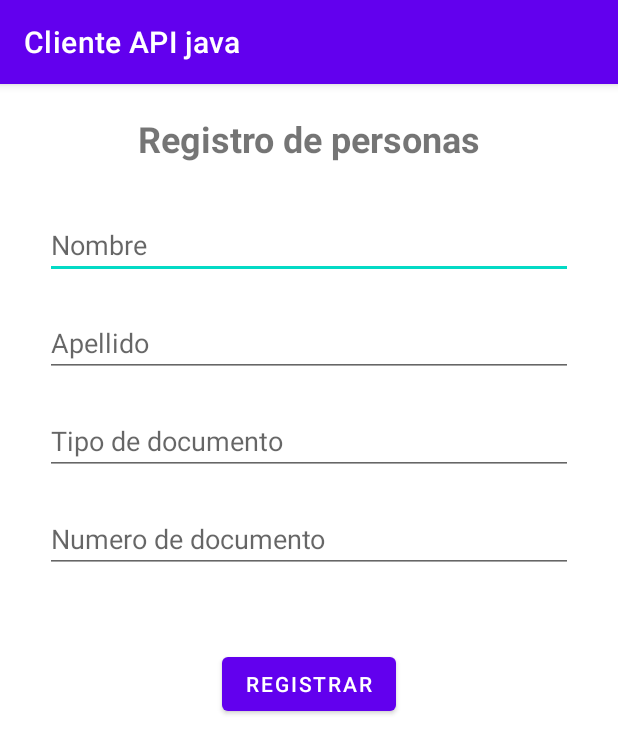
After one commit to keny0z/clienteAPI, an Android app: the RegistroActivity screen opened directly, with no data from a screen before it, on a phone screen of 412 x 824 dp. The commit adds this screen. Shown: the top 754 px of the screen. Run offline under Robolectric (Android 15) with nearby library versions, the phone set to English and light mode, and no system bars; network calls fail.

Commit message:
se creo el layout de registro

```diff
--- a/app/src/main/AndroidManifest.xml
+++ b/app/src/main/AndroidManifest.xml
@@ -14,6 +14,9 @@
         android:supportsRtl="true"
         android:theme="@style/Theme.ClienteAPIJava">
         <activity
+            android:name=".view.RegistroActivity"
+            android:exported="false" />
+        <activity
             android:name=".view.ListadoActivity"
             android:exported="true" />
         <activity
--- /dev/null
+++ b/app/src/main/java/co/com/k4soft/clienteapijava/view/RegistroActivity.java
@@ -0,0 +1,62 @@
+package co.com.k4soft.clienteapijava.view;
+
+import androidx.appcompat.app.AppCompatActivity;
+import androidx.appcompat.widget.ButtonBarLayout;
+import androidx.lifecycle.LiveData;
+
+import co.com.k4soft.clienteapijava.PersonaStrategy;
+import co.com.k4soft.clienteapijava.R;
+import co.com.k4soft.clienteapijava.cliente.persona.PersonaService;
+import co.com.k4soft.clienteapijava.model.Persona;
+
+import android.os.Bundle;
+import android.widget.Button;
+import android.widget.EditText;
+
+import java.util.List;
+
+public class RegistroActivity extends AppCompatActivity implements PersonaStrategy {
+    EditText etNombre;
+    EditText etApellido;
+    EditText etTipoDocumento;
+    EditText etNumeroDocumento;
+    Button btnRegistrar;
+
+    PersonaService personaService;
+
+    @Override
+    protected void onCreate(Bundle savedInstanceState) {
+        super.onCreate(savedInstanceState);
+        setContentView(R.layout.activity_registro);
+        initComponents();
+    }
+    private void initComponents() {
+        etNombre = findViewById(R.id.etNombre);
+        etApellido = findViewById(R.id.etApellido);
+        etTipoDocumento = findViewById(R.id.etTipoDocumento);
+        etNumeroDocumento = findViewById(R.id.etNumeroDocumento);
+        btnRegistrar = findViewById(R.id.btnRegistrar);
+    }
+
+    @Override
+    public void success() {
+
+    }
+
+    @Override
+    public void badCredencials() {
+
+    }
+
+    @Override
+    public void failture(String mensaje) {
+
+    }
+
+    private void consumirServicio() {
+        personaService= new PersonaService(this);
+
+
+
+    }
+}
--- /dev/null
+++ b/app/src/main/res/layout/activity_registro.xml
@@ -0,0 +1,83 @@
+<?xml version="1.0" encoding="utf-8"?>
+<androidx.constraintlayout.widget.ConstraintLayout xmlns:android="http://schemas.android.com/apk/res/android"
+    xmlns:app="http://schemas.android.com/apk/res-auto"
+    xmlns:tools="http://schemas.android.com/tools"
+    android:layout_width="match_parent"
+    android:layout_height="match_parent"
+    tools:context=".view.RegistroActivity">
+
+    <EditText
+        android:id="@+id/etNombre"
+        android:layout_width="0dp"
+        android:layout_height="wrap_content"
+        android:layout_marginStart="30dp"
+        android:layout_marginTop="32dp"
+        android:layout_marginEnd="30dp"
+        android:ems="10"
+        android:hint="Nombre"
+        android:inputType="textPersonName"
+        app:layout_constraintEnd_toEndOf="parent"
+        app:layout_constraintHorizontal_bias="0.497"
+        app:layout_constraintStart_toStartOf="parent"
+        app:layout_constraintTop_toBottomOf="@+id/txtRegistro" />
+
+    <EditText
+        android:id="@+id/etApellido"
+        android:layout_width="0dp"
+        android:layout_height="wrap_content"
+        android:layout_marginTop="20dp"
+        android:ems="10"
+        android:hint="Apellido"
+        android:inputType="textPersonName"
+        app:layout_constraintEnd_toEndOf="@+id/etNombre"
+        app:layout_constraintStart_toStartOf="@+id/etNombre"
+        app:layout_constraintTop_toBottomOf="@+id/etNombre" />
+
+    <EditText
+        android:id="@+id/etNumeroDocumento"
+        android:layout_width="0dp"
+        android:layout_height="wrap_content"
+        android:layout_marginTop="20dp"
+        android:ems="10"
+        android:hint="Numero de documento"
+        android:inputType="textPersonName"
+        app:layout_constraintEnd_toEndOf="@+id/etTipoDocumento"
+        app:layout_constraintStart_toStartOf="@+id/etTipoDocumento"
+        app:layout_constraintTop_toBottomOf="@+id/etTipoDocumento" />
+
+    <EditText
+        android:id="@+id/etTipoDocumento"
+        android:layout_width="0dp"
+        android:layout_height="wrap_content"
+        android:layout_marginTop="20dp"
+        android:hint="Tipo de documento"
+        app:layout_constraintEnd_toEndOf="@+id/etApellido"
+        app:layout_constraintStart_toStartOf="@+id/etApellido"
+        app:layout_constraintTop_toBottomOf="@+id/etApellido" />
+
+    <TextView
+        android:id="@+id/txtRegistro"
+        android:layout_width="wrap_content"
+        android:layout_height="wrap_content"
+        android:layout_marginTop="20dp"
+        android:text="Registro de personas"
+        android:textSize="24sp"
+        android:textStyle="bold"
+        app:layout_constraintEnd_toEndOf="parent"
+        app:layout_constraintStart_toStartOf="parent"
+        app:layout_constraintTop_toTopOf="parent" />
+
+    <Button
+        android:id="@+id/btnRegistrar"
+        android:layout_width="wrap_content"
+        android:layout_height="wrap_content"
+        android:layout_marginTop="50dp"
+        android:layout_marginBottom="50dp"
+        android:text="Registrar"
+        app:layout_constraintBottom_toBottomOf="parent"
+        app:layout_constraintEnd_toEndOf="parent"
+        app:layout_constraintStart_toStartOf="parent"
+        app:layout_constraintTop_toBottomOf="@+id/etNumeroDocumento"
+        app:layout_constraintVertical_bias="0.0" />
+
+</androidx.constraintlayout.widget.ConstraintLayout>
```
Also changed, not shown: app/src/main/java/co/com/k4soft/clienteapijava/view/ListadoActivity.java (+16 -0 lines), app/src/main/res/drawable/ic_baseline_add_24.xml (added, +10 -0 lines), app/src/main/res/layout/activity_listado.xml (+23 -8 lines).
